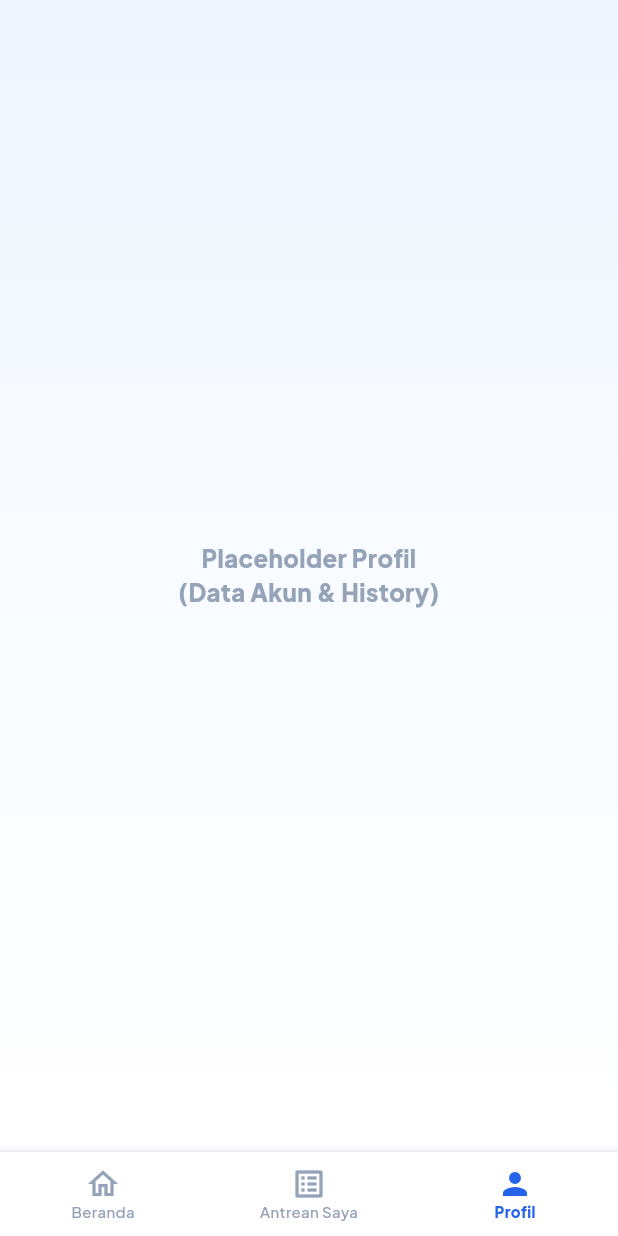
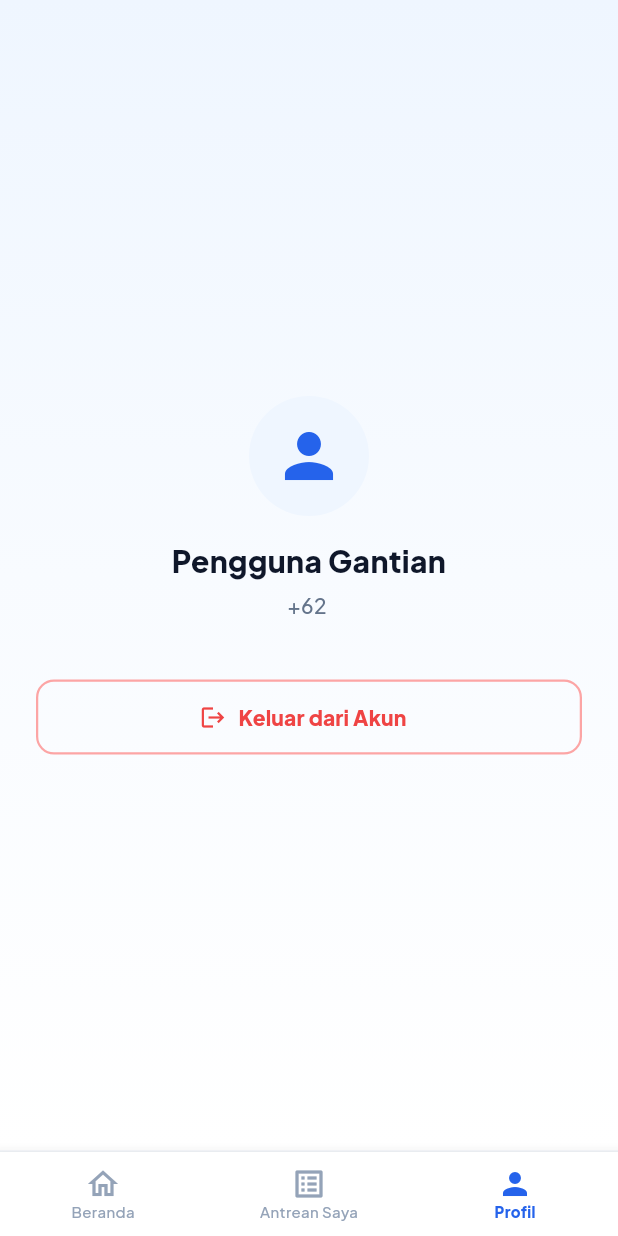
Before and after one commit to fikriandrrhm19/gantian-app, a Flutter app: the HomeView screen opened directly, item 3 of the bottom bar chosen, on a phone screen of 412 x 824 dp. Run offline on Flutter 3.47's test engine with Material 3 defaults, Android fonts, the light colour scheme and no system bars.

Commit message:
feat: complete dynamic profile tab screen and safe authentication state cleanup logic

```diff
--- a/lib/views/home/home_view.dart
+++ b/lib/views/home/home_view.dart
@@ -55,7 +55,6 @@ class _HomeViewState extends State<HomeView> {
             fontWeight: FontWeight.w500,
             fontFamily: 'Plus Jakarta Sans',
           ),
-
           items: const [
             BottomNavigationBarItem(
               icon: Icon(Icons.home_outlined),
--- a/lib/views/home/tabs/profil_tab.dart
+++ b/lib/views/home/tabs/profil_tab.dart
@@ -1,19 +1,88 @@
 import 'package:flutter/material.dart';
+import 'package:provider/provider.dart';
+import '../../../controllers/auth_controller.dart';
+import '../../login/login_view.dart';
 
 class ProfilTab extends StatelessWidget {
   const ProfilTab({super.key});
 
   @override
   Widget build(BuildContext context) {
-    return const Center(
-      child: Text(
-        'Placeholder Profil\n(Data Akun & History)',
-        textAlign: TextAlign.center,
-        style: TextStyle(
-          fontSize: 16,
-          fontWeight: FontWeight.w600,
-          color: Color(0xff94A3B8),
-          fontFamily: 'Plus Jakarta Sans',
+    final authController = context.watch<AuthController>();
+
+    return Padding(
+      padding: const EdgeInsets.symmetric(horizontal: 24.0),
+      child: Center(
+        child: Column(
+          mainAxisAlignment: MainAxisAlignment.center,
+          crossAxisAlignment: CrossAxisAlignment.center,
+          children: [
+            Container(
+              padding: const EdgeInsets.all(16),
+              decoration: const BoxDecoration(
+                color: Color(0xffEFF6FF),
+                shape: BoxShape.circle,
+              ),
+              child: const Icon(
+                Icons.person,
+                size: 48,
+                color: Color(0xff2563EB),
+              ),
+            ),
+            const SizedBox(height: 16),
+            Text(
+              authController.fullName.isNotEmpty
+                  ? authController.fullName
+                  : 'Pengguna Gantian',
+              textAlign: TextAlign.center,
+              style: const TextStyle(
+                fontSize: 20,
+                fontWeight: FontWeight.bold,
+                color: Color(0xff0F172A),
+                fontFamily: 'Plus Jakarta Sans',
+              ),
+            ),
+            const SizedBox(height: 4),
+            Text(
+              '+62 ${authController.phoneNumber}',
+              style: const TextStyle(
+                fontSize: 14,
+                fontWeight: FontWeight.w500,
+                color: Color(0xff64748B),
+                fontFamily: 'Plus Jakarta Sans',
+              ),
+            ),
+            const SizedBox(height: 40),
+            SizedBox(
+              width: double.infinity,
+              height: 50,
+              child: OutlinedButton.icon(
+                onPressed: () {
+                  context.read<AuthController>().clearAuthData();
+                  Navigator.pushAndRemoveUntil(
+                    context,
+                    MaterialPageRoute(builder: (context) => const LoginView()),
+                    (route) => false,
+                  );
+                },
+                icon: const Icon(Icons.logout, color: Color(0xffEF4444)),
+                label: const Text(
+                  'Keluar dari Akun',
+                  style: TextStyle(
+                    color: Color(0xffEF4444),
+                    fontWeight: FontWeight.w600,
+                    fontFamily: 'Plus Jakarta Sans',
+                  ),
+                ),
+                style: OutlinedButton.styleFrom(
+                  side: const BorderSide(color: Color(0xffFCA5A5), width: 1.5),
+                  shape: RoundedRectangleBorder(
+                    borderRadius: BorderRadius.circular(12),
+                  ),
+                ),
+              ),
+            ),
+          ],
         ),
       ),
     );
```
